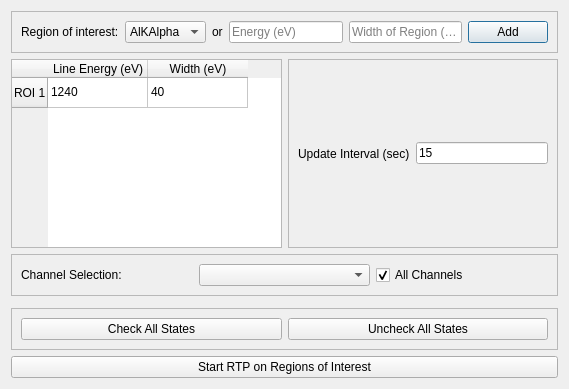
Old version of the form massGui/ui/RoiRtpSetup.ui in the repository gmondee/massGui.
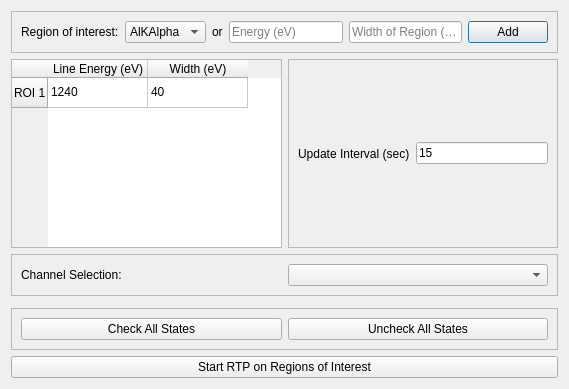
New version of the form. Custom widgets are drawn as their Qt base class.

Patch:
```diff
--- a/massGui/ui/RoiRtpSetup.ui
+++ b/massGui/ui/RoiRtpSetup.ui
@@ -138,16 +138,6 @@
         </property>
        </widget>
       </item>
-      <item>
-       <widget class="QCheckBox" name="rtpChannelCheckbox">
-        <property name="text">
-         <string>All Channels</string>
-        </property>
-        <property name="checked">
-         <bool>true</bool>
-        </property>
-       </widget>
-      </item>
      </layout>
     </widget>
    </item>
```
